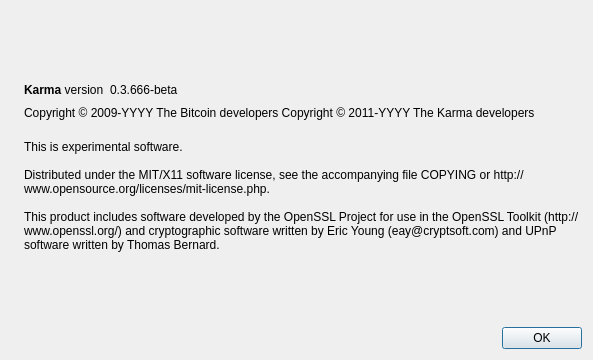
Before: the Qt Designer form src/qt/forms/aboutdialog.ui in karmateam/karma, drawn with Qt 5.
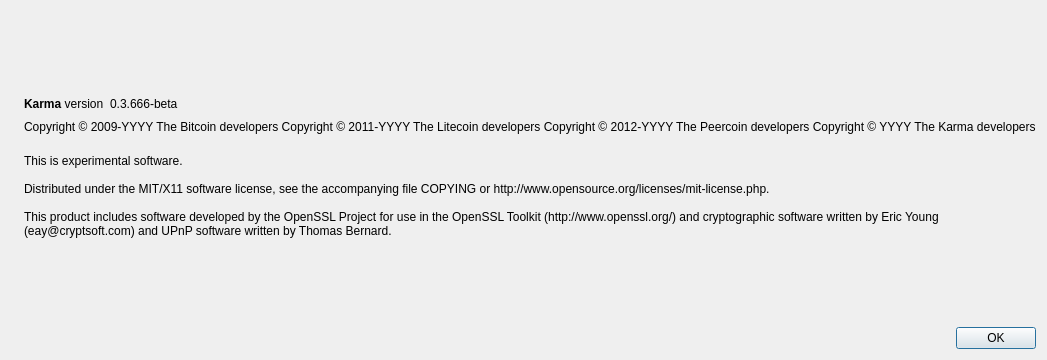
After: the same form once the commit is applied. Icons and pictures are not drawn.

```diff
--- a/src/qt/forms/aboutdialog.ui
+++ b/src/qt/forms/aboutdialog.ui
@@ -92,7 +92,9 @@
        </property>
        <property name="text">
         <string notr="true">Copyright &amp;copy; 2009-YYYY The Bitcoin developers
-Copyright &amp;copy; 2011-YYYY The Karma developers</string>
+        Copyright &amp;copy; 2011-YYYY The Litecoin developers
+        Copyright &amp;copy; 2012-YYYY The Peercoin developers
+        Copyright &amp;copy; YYYY The Karma developers</string>
        </property>
        <property name="textFormat">
         <enum>Qt::RichText</enum>
```
